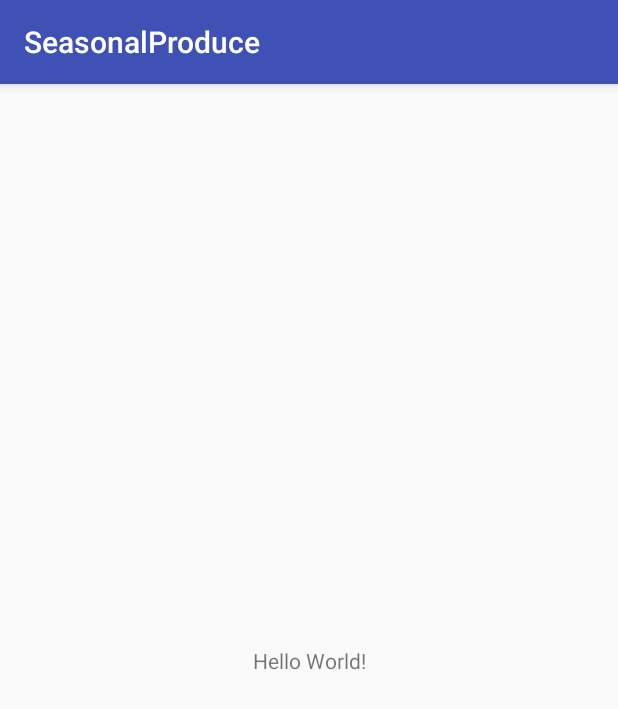
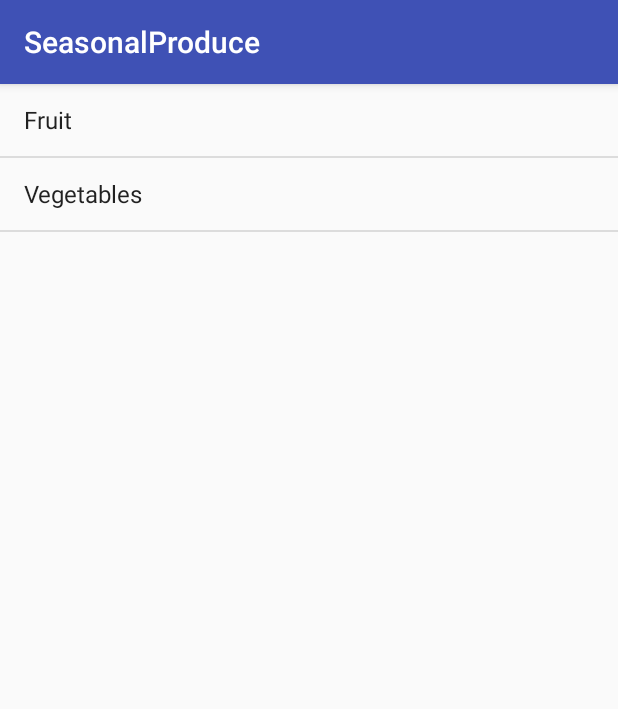
Before and after one commit to Antonlazarev0/SeasonalProduce, an Android app: the screen it shows after launch (MainActivity), on a phone screen of 412 x 824 dp. Shown: the top 709 px of the screen. Run offline under Robolectric (Android 15) with nearby library versions, the phone set to English and light mode, and no system bars.

```diff
--- a/app/build.gradle
+++ b/app/build.gradle
@@ -26,5 +26,6 @@ dependencies {
     })
     compile 'com.android.support:appcompat-v7:25.3.0'
     compile 'com.android.support.constraint:constraint-layout:1.0.2'
+    compile 'com.android.support:design:25.3.1'
     testCompile 'junit:junit:4.12'
 }
--- a/app/src/main/java/com/azza/seasonalproduce/MainActivity.java
+++ b/app/src/main/java/com/azza/seasonalproduce/MainActivity.java
@@ -1,7 +1,11 @@
 package com.azza.seasonalproduce;
 
+import android.content.Intent;
 import android.support.v7.app.AppCompatActivity;
 import android.os.Bundle;
+import android.view.View;
+import android.widget.AdapterView;
+import android.widget.ListView;
 
 public class MainActivity extends AppCompatActivity {
 
@@ -9,5 +13,22 @@ public class MainActivity extends AppCompatActivity {
     protected void onCreate(Bundle savedInstanceState) {
         super.onCreate(savedInstanceState);
         setContentView(R.layout.activity_main);
+
+        //Create onclicklistener
+        AdapterView.OnItemClickListener itemClickListener = new AdapterView.OnItemClickListener() {
+            public void onItemClick(AdapterView<?> listView, View v, int position, long id) {
+                if (position == 0) {
+                    Intent intent = new Intent(MainActivity.this, FruitCategoryActivity.class);
+                    startActivity(intent);
+                } else if (position == 1) {
+                    Intent intent = new Intent(MainActivity.this, VegetableCategoryActivity.class);
+                    startActivity(intent);
+                }
+            }
+        };
+
+        //Add the listener to the list view
+        ListView listView = (ListView) findViewById(R.id.produce_options);
+        listView.setOnItemClickListener(itemClickListener);
     }
 }
--- a/app/src/main/res/layout/activity_main.xml
+++ b/app/src/main/res/layout/activity_main.xml
@@ -1,18 +1,19 @@
 <?xml version="1.0" encoding="utf-8"?>
-<android.support.constraint.ConstraintLayout xmlns:android="http://schemas.android.com/apk/res/android"
+<LinearLayout xmlns:android="http://schemas.android.com/apk/res/android"
     xmlns:app="http://schemas.android.com/apk/res-auto"
     xmlns:tools="http://schemas.android.com/tools"
     android:layout_width="match_parent"
     android:layout_height="match_parent"
+    android:orientation="vertical"
     tools:context="com.azza.seasonalproduce.MainActivity">
 
-    <TextView
-        android:layout_width="wrap_content"
-        android:layout_height="wrap_content"
-        android:text="Hello World!"
-        app:layout_constraintBottom_toBottomOf="parent"
-        app:layout_constraintLeft_toLeftOf="parent"
-        app:layout_constraintRight_toRightOf="parent"
-        app:layout_constraintTop_toTopOf="parent" />
+    <ListView
+        android:layout_width="match_parent"
+        android:layout_height="match_parent"
+        android:id="@+id/produce_options"
+        android:entries="@array/options"
+        >
 
-</android.support.constraint.ConstraintLayout>
+    </ListView>
+
+</LinearLayout>
--- /dev/null
+++ b/app/src/main/res/values/dimens.xml
@@ -0,0 +1,3 @@
+<resources>
+    <dimen name="fab_margin">16dp</dimen>
+</resources>
--- a/app/src/main/res/values/strings.xml
+++ b/app/src/main/res/values/strings.xml
@@ -1,3 +1,10 @@
 <resources>
     <string name="app_name">SeasonalProduce</string>
+
+    <string-array name="options">
+        <item>Fruit</item>
+        <item>Vegetables</item>
+
+    </string-array>
+    <string name="title_activity_produce_category">ProduceCategoryActivity</string>
 </resources>
--- a/app/src/main/res/values/styles.xml
+++ b/app/src/main/res/values/styles.xml
@@ -8,4 +8,13 @@
         <item name="colorAccent">@color/colorAccent</item>
     </style>
 
+    <style name="AppTheme.NoActionBar">
+        <item name="windowActionBar">false</item>
+        <item name="windowNoTitle">true</item>
+    </style>
+
+    <style name="AppTheme.AppBarOverlay" parent="ThemeOverlay.AppCompat.Dark.ActionBar" />
+
+    <style name="AppTheme.PopupOverlay" parent="ThemeOverlay.AppCompat.Light" />
+
 </resources>
```
Also changed, not shown: app/src/main/AndroidManifest.xml (+7 -0 lines), app/src/main/java/com/azza/seasonalproduce/FruitActivity.java (added, +40 -0 lines), app/src/main/java/com/azza/seasonalproduce/FruitCategoryActivity.java (added, +26 -0 lines), app/src/main/java/com/azza/seasonalproduce/VegetableActivity.java (added, +40 -0 lines), app/src/main/java/com/azza/seasonalproduce/VegetableCategoryActivity.java (added, +26 -0 lines), app/src/main/res/layout/activity_fruit.xml (added, +34 -0 lines), app/src/main/res/layout/activity_vegetable.xml (added, +34 -0 lines).
